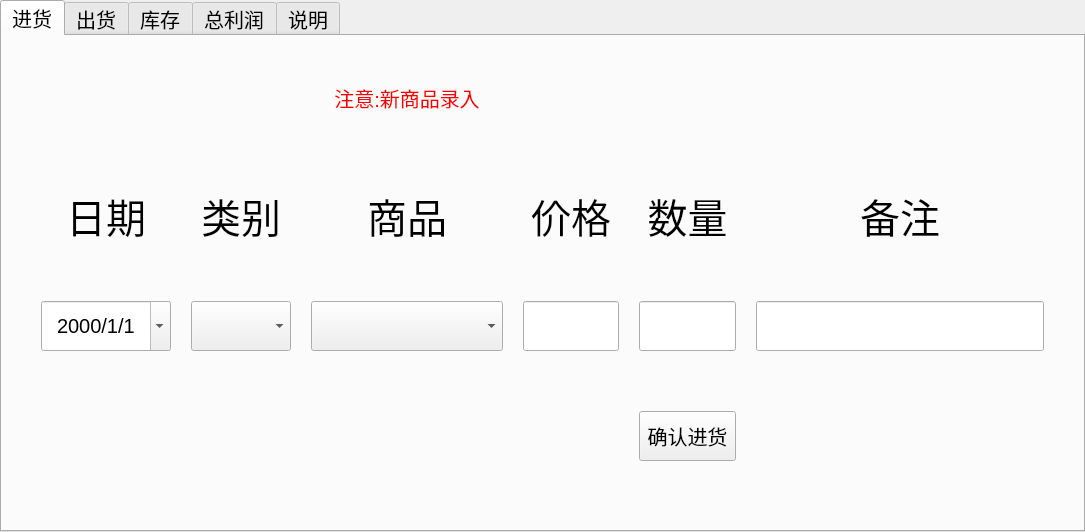
Before: the Qt Designer form mainwidget.ui in XHApplet/GoodsManage, drawn with Qt 5.
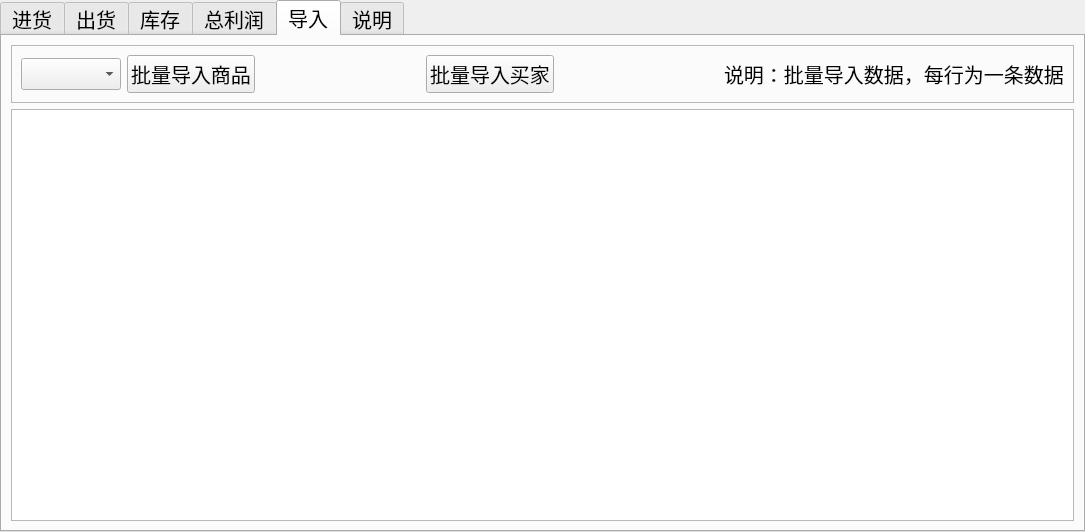
After: the same form once the commit is applied. The open tabs and pages were chosen to show the change. Custom widgets are drawn as their Qt base class.

Commit message: 实现批量导入功能

Diff of the .ui file:
```diff
--- a/mainwidget.ui
+++ b/mainwidget.ui
@@ -736,6 +736,87 @@
     </item>
    </layout>
   </widget>
+  <widget class="QWidget" name="tab">
+   <attribute name="title">
+    <string>导入</string>
+   </attribute>
+   <layout class="QVBoxLayout" name="verticalLayout_4">
+    <item>
+     <widget class="QFrame" name="frame">
+      <property name="frameShape">
+       <enum>QFrame::StyledPanel</enum>
+      </property>
+      <property name="frameShadow">
+       <enum>QFrame::Raised</enum>
+      </property>
+      <layout class="QHBoxLayout" name="horizontalLayout_2">
+       <item>
+        <widget class="QComboBox" name="comboBoxImportGoodsType"/>
+       </item>
+       <item>
+        <widget class="QPushButton" name="pushButtonImportGoods">
+         <property name="toolTip">
+          <string>选择某类商品，批量导入</string>
+         </property>
+         <property name="statusTip">
+          <string/>
+         </property>
+         <property name="whatsThis">
+          <string/>
+         </property>
+         <property name="text">
+          <string>批量导入商品</string>
+         </property>
+        </widget>
+       </item>
+       <item>
+        <spacer name="horizontalSpacer_3">
+         <property name="orientation">
+          <enum>Qt::Horizontal</enum>
+         </property>
+         <property name="sizeHint" stdset="0">
+          <size>
+           <width>40</width>
+           <height>20</height>
+          </size>
+         </property>
+        </spacer>
+       </item>
+       <item>
+        <widget class="QPushButton" name="pushButtonImportBuyer">
+         <property name="text">
+          <string>批量导入买家</string>
+         </property>
+        </widget>
+       </item>
+       <item>
+        <spacer name="horizontalSpacer_4">
+         <property name="orientation">
+          <enum>Qt::Horizontal</enum>
+         </property>
+         <property name="sizeHint" stdset="0">
+          <size>
+           <width>40</width>
+           <height>20</height>
+          </size>
+         </property>
+        </spacer>
+       </item>
+       <item>
+        <widget class="QLabel" name="label_12">
+         <property name="text">
+          <string>说明：批量导入数据，每行为一条数据</string>
+         </property>
+        </widget>
+       </item>
+      </layout>
+     </widget>
+    </item>
+    <item>
+     <widget class="QTextEdit" name="textEditImport"/>
+    </item>
+   </layout>
+  </widget>
   <widget class="QWidget" name="InfoWidget">
    <attribute name="title">
     <string>说明</string>
```
Left out of the diff: 44 changed lines with no effect on the pictures. The commit also changes 3 other files.
